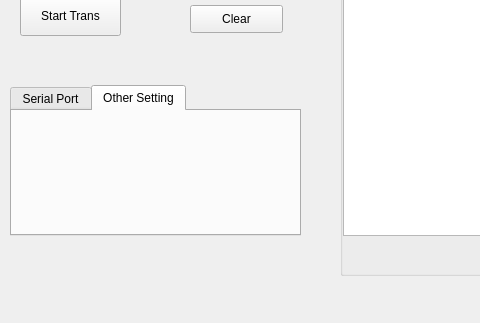
This is xgd_host.ui in ChairmanYSL/CombineHost as Qt 5 draws it before an edit; both pictures show x 0 to 480 and y 364 to 687 of the 1320 by 687 pixel window. The edited form follows.
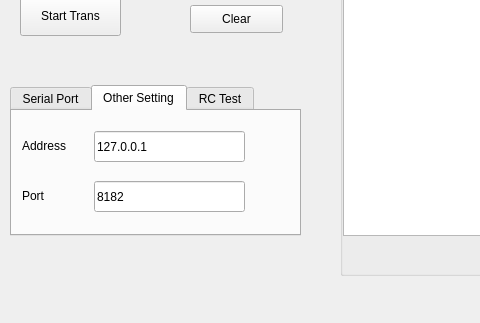
This is the edited form. The open tabs and pages were chosen to show the change.

Patch:
```diff
--- a/xgd_host.ui
+++ b/xgd_host.ui
@@ -536,6 +536,102 @@
      <attribute name="title">
       <string>Other Setting</string>
      </attribute>
+     <widget class="QLineEdit" name="lineEdit_IPAddress">
+      <property name="geometry">
+       <rect>
+        <x>82</x>
+        <y>20</y>
+        <width>151</width>
+        <height>31</height>
+       </rect>
+      </property>
+      <property name="text">
+       <string>127.0.0.1</string>
+      </property>
+     </widget>
+     <widget class="QLineEdit" name="lineEdit_IPPort">
+      <property name="geometry">
+       <rect>
+        <x>82</x>
+        <y>70</y>
+        <width>151</width>
+        <height>31</height>
+       </rect>
+      </property>
+      <property name="text">
+       <string>8182</string>
+      </property>
+     </widget>
+     <widget class="QLabel" name="label_IPAddress">
+      <property name="geometry">
+       <rect>
+        <x>10</x>
+        <y>24</y>
+        <width>72</width>
+        <height>21</height>
+       </rect>
+      </property>
+      <property name="text">
+       <string>Address</string>
+      </property>
+     </widget>
+     <widget class="QLabel" name="label_IPPort">
+      <property name="geometry">
+       <rect>
+        <x>10</x>
+        <y>74</y>
+        <width>72</width>
+        <height>21</height>
+       </rect>
+      </property>
+      <property name="text">
+       <string>Port</string>
+      </property>
+     </widget>
+    </widget>
+    <widget class="QWidget" name="tab_readercontroller">
+     <attribute name="title">
+      <string>RC Test</string>
+     </attribute>
+     <widget class="QPushButton" name="pushButton_RCSingle">
+      <property name="geometry">
+       <rect>
+        <x>30</x>
+        <y>10</y>
+        <width>93</width>
+        <height>41</height>
+       </rect>
+      </property>
+      <property name="text">
+       <string>Single</string>
+      </property>
+     </widget>
+     <widget class="QPushButton" name="pushButton_RCBatch">
+      <property name="geometry">
+       <rect>
+        <x>30</x>
+        <y>70</y>
+        <width>93</width>
+        <height>41</height>
+       </rect>
+      </property>
+      <property name="text">
+       <string>Batch</string>
+      </property>
+     </widget>
+     <widget class="QPushButton" name="pushButton_RCEcho">
+      <property name="geometry">
+       <rect>
+        <x>150</x>
+        <y>40</y>
+        <width>93</width>
+        <height>41</height>
+       </rect>
+      </property>
+      <property name="text">
+       <string>Echo</string>
+      </property>
+     </widget>
     </widget>
    </widget>
    <widget class="QGroupBox" name="groupBox_Message">
```
Left out of the diff: 2 changed lines with no effect on the pictures.
